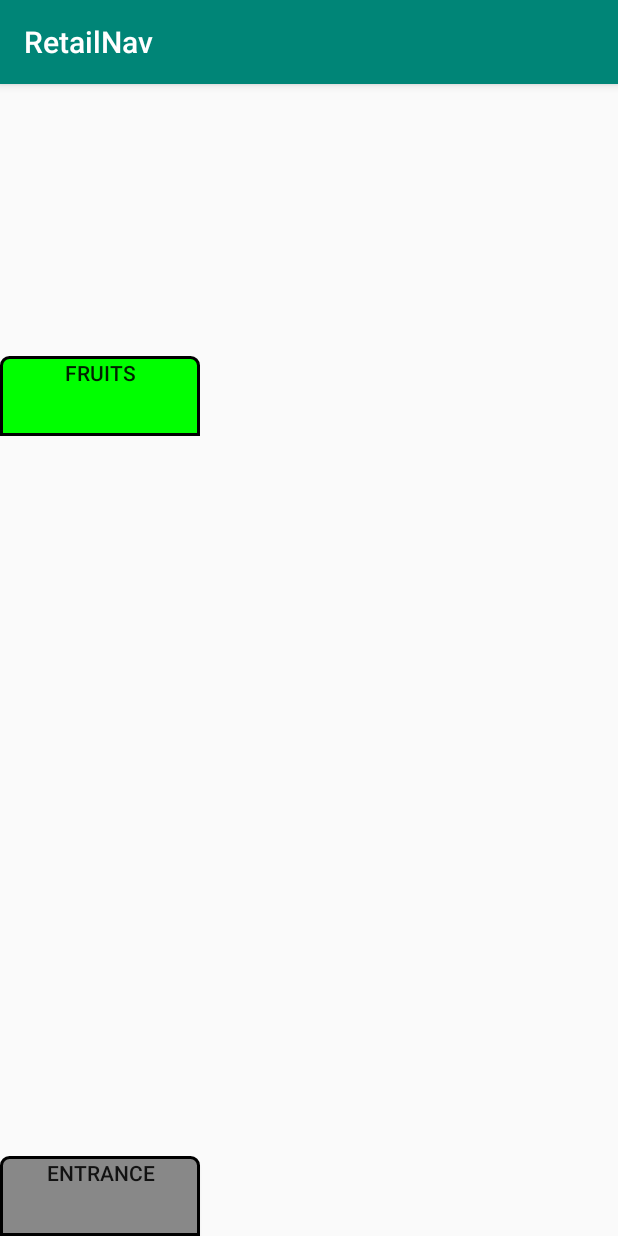
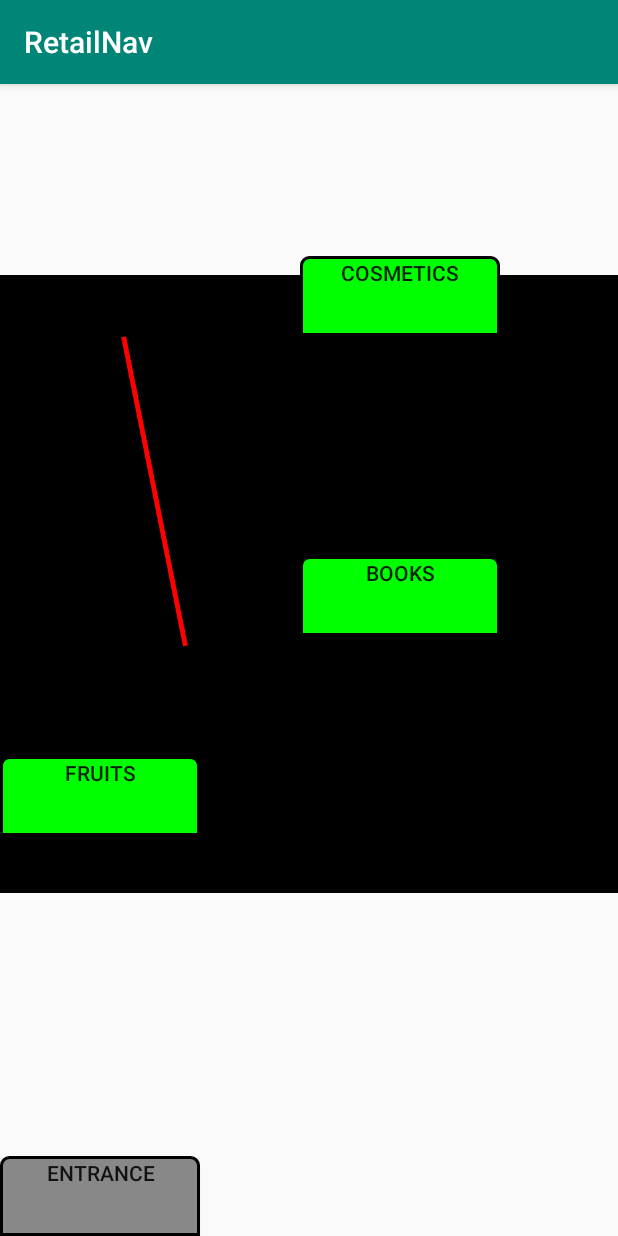
Before and after one commit to UmaAthikala/RetailNav, an Android app: the activity_map screen opened directly, with no data from a screen before it, on a phone screen of 412 x 824 dp. Run offline under Robolectric (Android 15) with nearby library versions, the phone set to English and light mode, and no system bars; 1 statement that could not run was skipped.

```diff
--- a/app/src/main/assets/positions.txt
+++ b/app/src/main/assets/positions.txt
@@ -2,3 +2,4 @@
 2,Fruits,0,40
 3,Books,30,60
 4,Cosmetics,30,90
+5,Billing,100,0
--- a/app/src/main/java/com/example/retailnav/activity_map.java
+++ b/app/src/main/java/com/example/retailnav/activity_map.java
@@ -1,10 +1,14 @@
 package com.example.retailnav;
 
 import android.content.Intent;
+import android.graphics.Bitmap;
+import android.graphics.Canvas;
 import android.graphics.Color;
+import android.graphics.Paint;
 import android.graphics.drawable.GradientDrawable;
 import android.os.Bundle;
 import android.widget.Button;
+import android.widget.ImageView;
 import android.widget.RelativeLayout;
 
 import androidx.appcompat.app.AppCompatActivity;
@@ -30,11 +34,33 @@ public class activity_map extends AppCompatActivity {
                     new InputStreamReader(getAssets().open("positions.txt")));
             // do reading, usually loop until end of file reading
             String mLine;
+
+
+            Bitmap bitmap = Bitmap.createBitmap(1000, 1000, Bitmap.Config.ARGB_8888);
+            Canvas canvas = new Canvas(bitmap);
+            canvas.drawColor(Color.BLACK);
+            Paint paint = new Paint();
+            paint.setColor(Color.RED);
+            paint.setStyle(Paint.Style.STROKE);
+            paint.setStrokeWidth(8);
+            paint.setAntiAlias(true);
+            int offset = 50;
+            canvas.drawLine(300,600,200,100, paint);
+
+            ImageView mImageView = (ImageView) findViewById(R.id.iv);
+            mImageView.setImageBitmap(bitmap);
+
+
+            int prev_x=-1,prev_y=-1;
             while ((mLine = reader.readLine()) != null) {
                 //System.out.println("\n*****\n*******\n*****\n****\n"+mLine);
                 String node_details[]=mLine.split(",");
                 create_nodes(node_details);
-            }
+
+
+
+                }
+
         } catch (IOException e) {
             //log the exception
         } finally {
@@ -46,7 +72,6 @@ public class activity_map extends AppCompatActivity {
                 }
             }
         }
-
     }
 
     protected void create_nodes(String node_details[])
@@ -63,7 +88,7 @@ public class activity_map extends AppCompatActivity {
                     RelativeLayout.LayoutParams.WRAP_CONTENT);
             params.addRule(RelativeLayout.ALIGN_PARENT_LEFT, RelativeLayout.TRUE);
             params.addRule(RelativeLayout.ALIGN_PARENT_BOTTOM, RelativeLayout.TRUE);
-            params.setMargins(node_x * 20, 0, 0, node_y * 20);
+            params.setMargins(node_x * 10, 0, 0, node_y * 10);
             node.setLayoutParams(params);
             node.setGravity(1);
             node.setClickable(true);
--- a/app/src/main/res/layout/activity_map.xml
+++ b/app/src/main/res/layout/activity_map.xml
@@ -1,6 +1,5 @@
 <?xml version="1.0" encoding="utf-8"?>
 <RelativeLayout xmlns:android="http://schemas.android.com/apk/res/android"
-    xmlns:app="http://schemas.android.com/apk/res-auto"
     xmlns:tools="http://schemas.android.com/tools"
     android:id="@+id/activity_map"
     android:layout_width="match_parent"
@@ -9,6 +8,12 @@
     android:layout_alignParentBottom="true"
     tools:context=".activity_map">
 
+    <ImageView
+        android:id="@+id/iv"
+        android:layout_width="wrap_content"
+        android:layout_height="wrap_content"
+        />
+
 
 
 </RelativeLayout>
```
Also changed, not shown: app/src/main/java/com/example/retailnav/drawline.java (added, +24 -0 lines).
